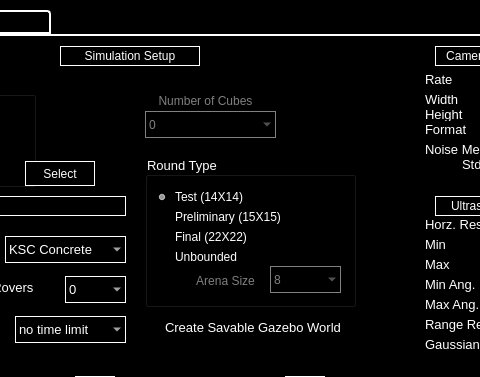
Qt form src/rqt_rover_gui/src/rover_gui_plugin.ui (BCLab-UNM/CPFA-ROS) before a commit; both pictures show x 475 to 955 and y 0 to 377 of the 1100 by 725 pixel window.
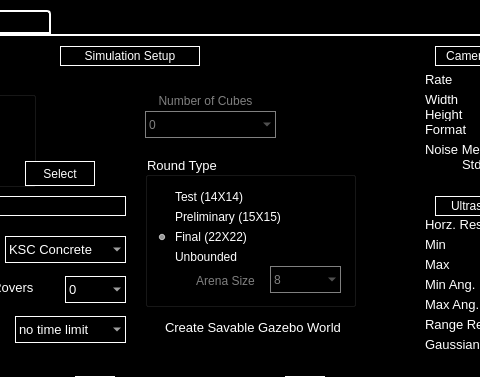
The same form after that commit. The open tabs and pages were chosen to show the change. Custom widgets are drawn as their Qt base class.

Commit message: update default options in GUI

```diff
--- a/src/rqt_rover_gui/src/rover_gui_plugin.ui
+++ b/src/rqt_rover_gui/src/rover_gui_plugin.ui
@@ -816,7 +816,7 @@
         <string>Final (22X22) </string>
        </property>
        <property name="checked">
-        <bool>false</bool>
+        <bool>true</bool>
        </property>
       </widget>
       <widget class="QRadioButton" name="unbounded_radio_button">
@@ -948,7 +948,7 @@
         <string>Test (14X14)</string>
        </property>
        <property name="checked">
-        <bool>true</bool>
+        <bool>false</bool>
        </property>
       </widget>
      </widget>
```
